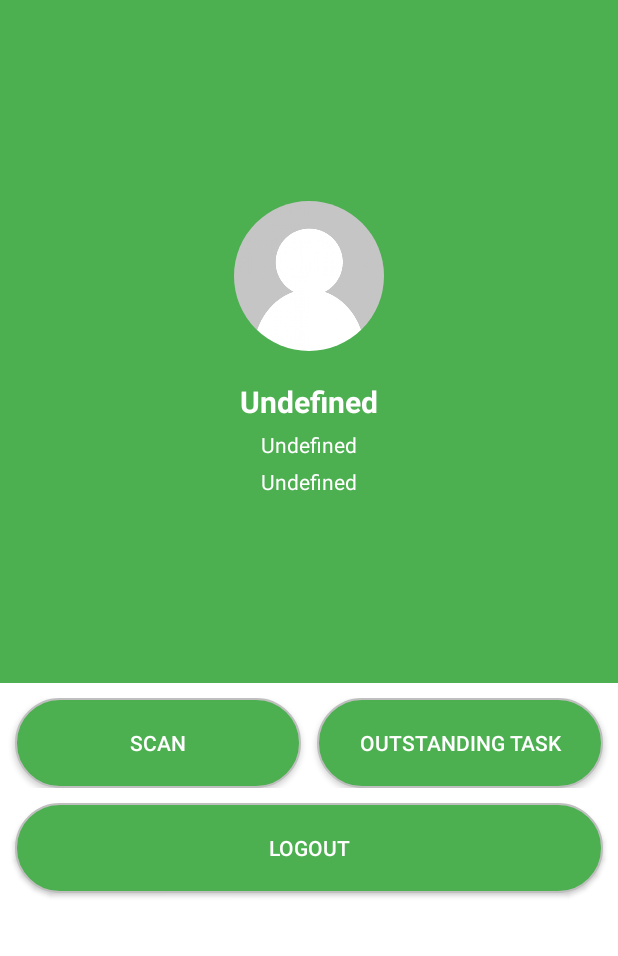
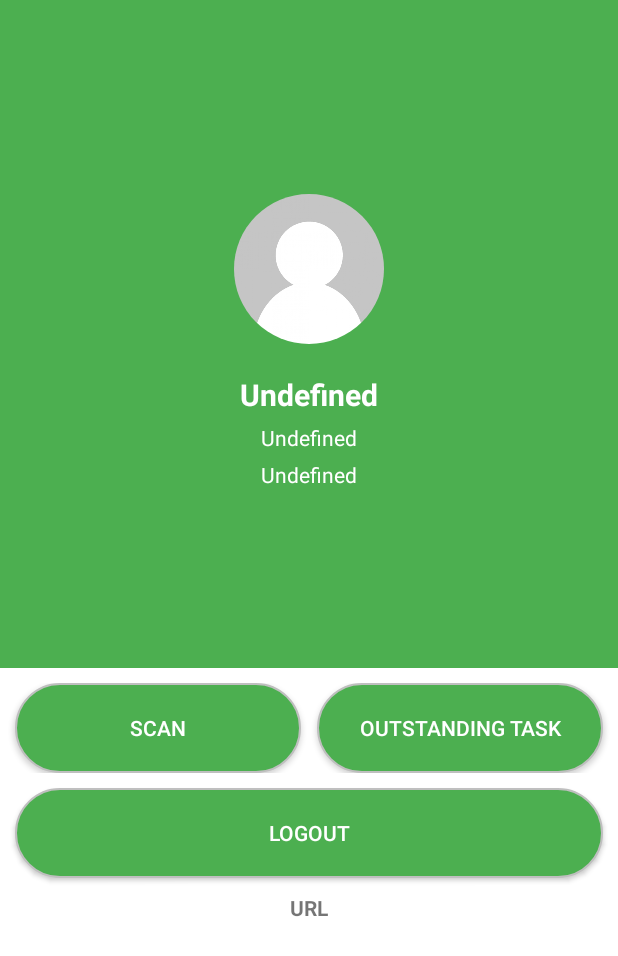
Before and after one commit to mobiledeveloperkn/WMSMobile, an Android app: the layout activity_home.xml on its own in the app's theme, with its tools: preview values and no code run, on a phone screen of 412 x 824 dp. Shown: the top 956 px of the screen. Run offline under Robolectric (Android 15) with nearby library versions, the phone set to English and light mode, and no system bars; plain views replace CircleTextView.

Commit message:
update home

```diff
--- a/app/src/main/res/layout/activity_home.xml
+++ b/app/src/main/res/layout/activity_home.xml
@@ -231,29 +231,31 @@
             <LinearLayout
                 android:layout_width="match_parent"
                 android:layout_height="wrap_content"
+                android:layout_marginTop="10dp"
                 android:orientation="horizontal"
-                android:layout_marginTop="10dp"
                 android:weightSum="2">
+
                 <Button
                     android:id="@+id/btn_scan"
                     android:layout_width="match_parent"
                     android:layout_height="60dp"
-                    android:layout_weight="1"
                     android:layout_marginLeft="10dp"
                     android:layout_marginRight="5dp"
+                    android:layout_weight="1"
+                    android:background="@drawable/btn_innermenu"
                     android:text="Scan"
-                    android:textColor="@color/white"
-                    android:background="@drawable/btn_innermenu"/>
+                    android:textColor="@color/white" />
+
                 <Button
                     android:id="@+id/btn_outstanding"
                     android:layout_width="match_parent"
                     android:layout_height="60dp"
+                    android:layout_marginLeft="5dp"
+                    android:layout_marginRight="10dp"
                     android:layout_weight="1"
-                    android:layout_marginRight="10dp"
-                    android:layout_marginLeft="5dp"
+                    android:background="@drawable/btn_innermenu"
                     android:text="Outstanding Task"
-                    android:textColor="@color/white"
-                    android:background="@drawable/btn_innermenu"/>
+                    android:textColor="@color/white" />
 
 
             </LinearLayout>
@@ -262,13 +264,23 @@
                 android:id="@+id/btn_logout"
                 android:layout_width="match_parent"
                 android:layout_height="60dp"
+                android:layout_marginBottom="10dp"
                 android:layout_marginLeft="10dp"
                 android:layout_marginRight="10dp"
                 android:layout_marginTop="10dp"
-                android:layout_marginBottom="20dp"
+                android:background="@drawable/btn_innermenu"
                 android:text="Logout"
-                android:textColor="@color/white"
-                android:background="@drawable/btn_innermenu"/>
+                android:textColor="@color/white" />
+
+            <TextView
+                android:id="@+id/txtVersionLogin"
+                android:layout_width="wrap_content"
+                android:layout_height="wrap_content"
+                android:layout_gravity="center_horizontal"
+                android:layout_marginBottom="10dp"
+                android:text="URL"
+                android:textAppearance="?android:attr/textAppearanceSmall"
+                android:textStyle="bold" />
 
             <!--&lt;!&ndash; FOOTER &ndash;&gt;-->
             <!--<LinearLayout-->
@@ -318,8 +330,4 @@
     </ScrollView>
 
 
-
-
-
-
 </android.support.design.widget.CoordinatorLayout>
```
Also changed, not shown: app/src/main/java/wms/mobile/Home.java (+12 -1 lines), app/src/main/java/wms/mobile/OutstandingTask.java (+57 -8 lines).
